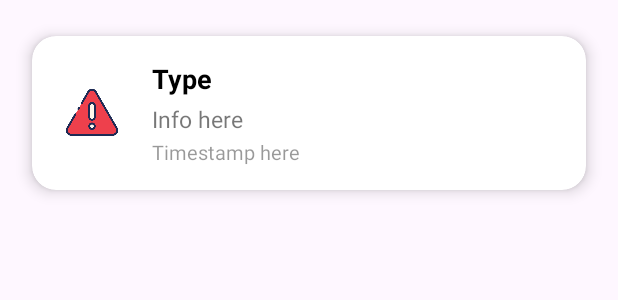
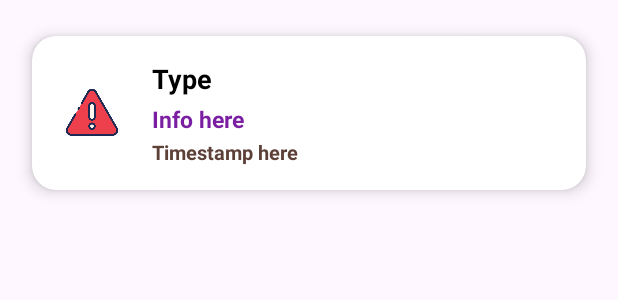
Before and after one commit to NgKien94/MobilePBL, an Android app: the layout item_warning.xml on its own in the app's theme, with its tools: preview values and no code run, on a phone screen of 412 x 824 dp. Shown: the top 300 px of the screen. Run offline under Robolectric (Android 15) with nearby library versions, the light colour scheme and no system bars.

Commit message:
Complete the functions

```diff
--- a/app/src/main/java/com/example/pbl5/view/FragmentHistory.kt
+++ b/app/src/main/java/com/example/pbl5/view/FragmentHistory.kt
@@ -33,6 +33,8 @@ class FragmentHistory : Fragment(R.layout.fragment_history) {
 
         viewModel.warnings.observe(viewLifecycleOwner) {warningList ->
             warningAdapter.updateData(warningList)
+            binding.recyclerWarnings.scrollToPosition(warningAdapter.getItemCount() - 1)
+            // cuộn về item cuối danh sách mỗi khi có item mới
         }
     }
 
--- a/app/src/main/res/layout/item_warning.xml
+++ b/app/src/main/res/layout/item_warning.xml
@@ -47,7 +47,8 @@
                 android:layout_height="wrap_content"
                 android:text="Info here"
                 android:textSize="15sp"
-                android:textColor="#88000000"
+                android:textStyle="bold"
+                android:textColor="#7B1FA2"
                 android:layout_marginTop="4dp"/>
 
             <TextView
@@ -56,7 +57,8 @@
                 android:layout_height="wrap_content"
                 android:text="Timestamp here"
                 android:textSize="13sp"
-                android:textColor="#66000000"
+                android:textStyle="bold"
+                android:textColor="#5D4037"
                 android:layout_marginTop="2dp"/>
         </LinearLayout>
 
```
Also changed, not shown: app/src/main/java/com/example/pbl5/adapter/WarningAdapter.kt (+12 -0 lines), app/src/main/res/anim/item_slide_in_right.xml (added, +7 -0 lines).
